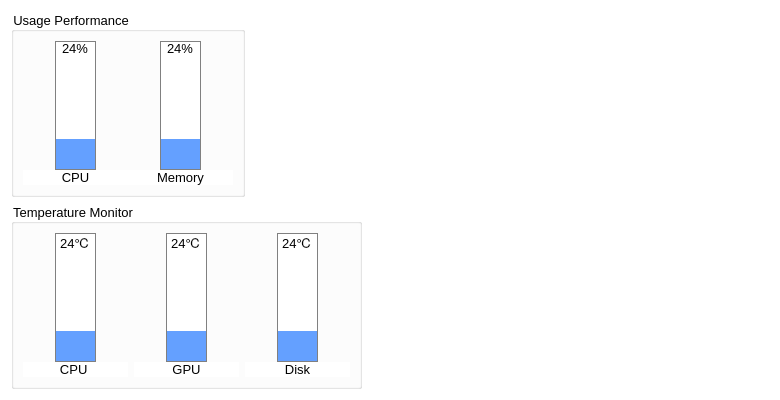
This is BLHardwareScaner/BLHardwareScaner/Ui/TempManagement.ui in BurnellLiu/LiuProject as Qt 5 draws it before an edit. The edited form follows.
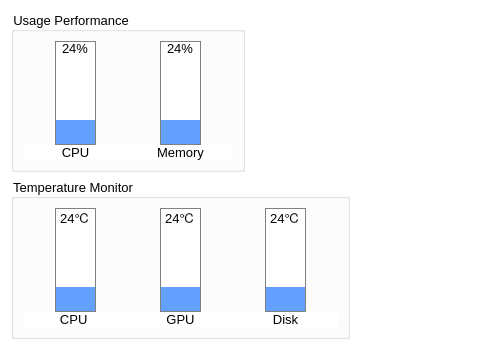
This is the edited form.

What changed in the file:
```diff
--- a/BLHardwareScaner/BLHardwareScaner/Ui/TempManagement.ui
+++ b/BLHardwareScaner/BLHardwareScaner/Ui/TempManagement.ui
@@ -6,8 +6,8 @@
    <rect>
     <x>0</x>
     <y>0</y>
-    <width>780</width>
-    <height>400</height>
+    <width>504</width>
+    <height>350</height>
    </rect>
   </property>
   <property name="windowTitle">
@@ -235,6 +235,9 @@
      <layout class="QGridLayout" name="gridLayout_3">
       <item row="0" column="0">
        <layout class="QHBoxLayout" name="horizontalLayout_7">
+        <property name="spacing">
+         <number>0</number>
+        </property>
         <item>
          <layout class="QVBoxLayout" name="verticalLayout_3" stretch="9,1">
           <property name="spacing">
@@ -354,6 +357,9 @@
             </item>
             <item>
              <widget class="QProgressBar" name="progressBarGpuTemp">
+              <property name="enabled">
+               <bool>true</bool>
+              </property>
               <property name="sizePolicy">
                <sizepolicy hsizetype="Expanding" vsizetype="Expanding">
                 <horstretch>0</horstretch>
```
Left out of the diff: 408 changed lines with no effect on the pictures.
